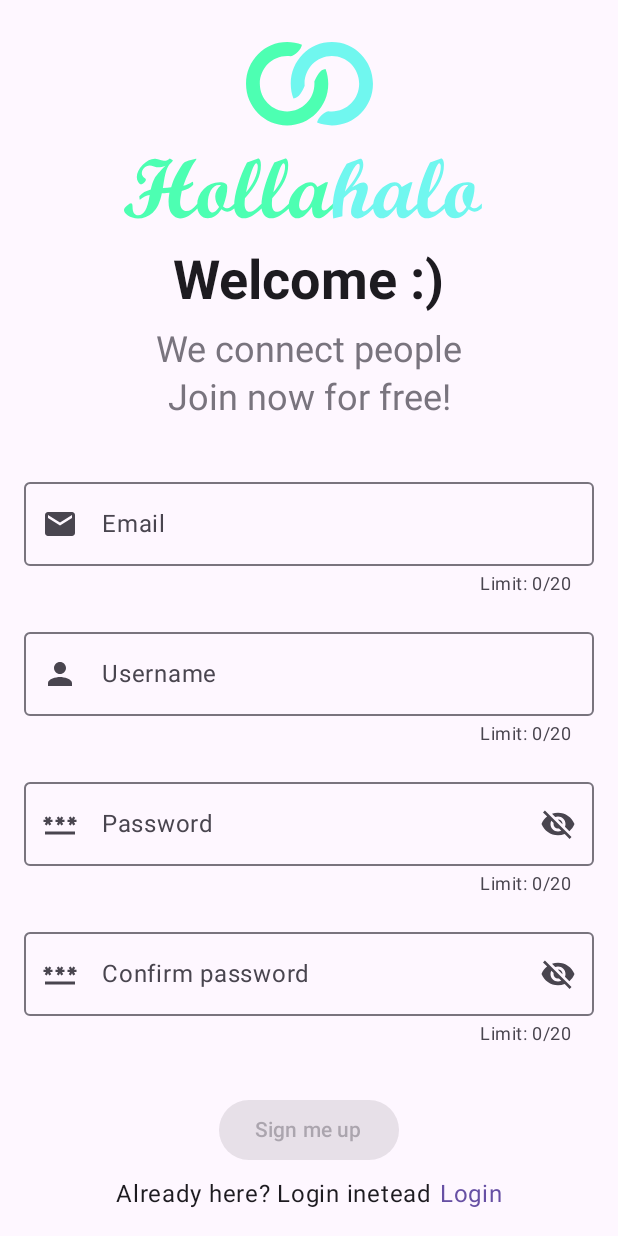
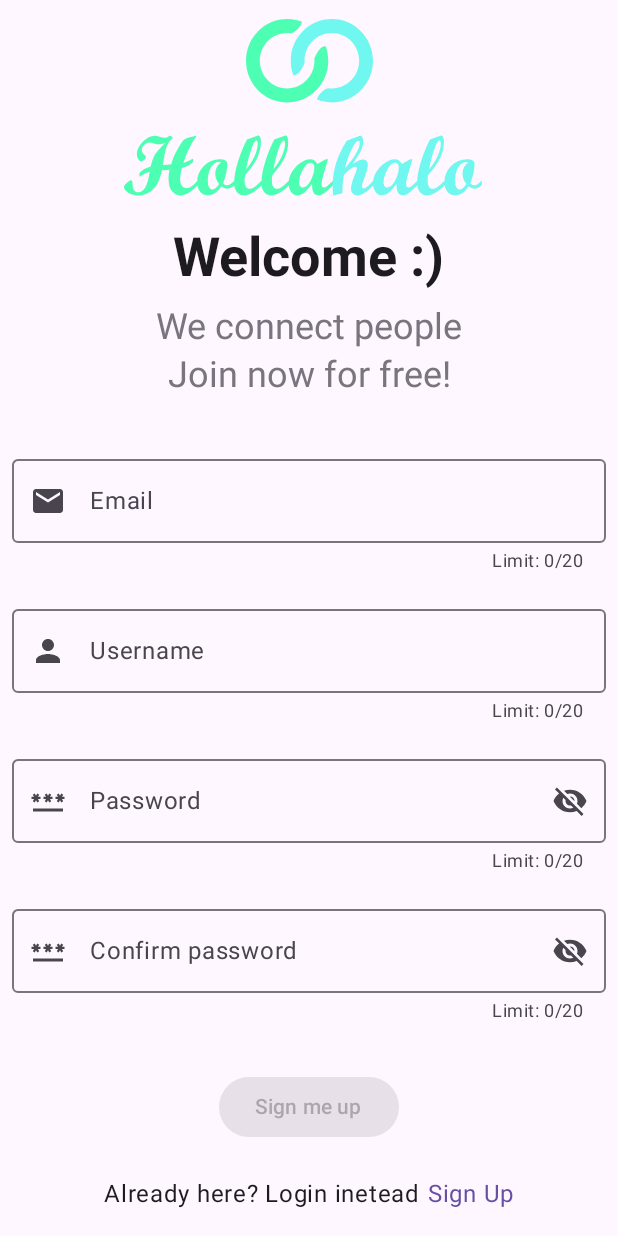
Before and after one commit to Aldikitta/HaloSocialNetwork, an Android app built with Jetpack Compose: the RegisterScreen screen opened through its navigation route, on a phone screen of 412 x 824 dp. Run offline under Robolectric (Android 15) with nearby library versions, the phone set to English and light mode, and no system bars; our stand-ins replace Dagger/Hilt's generated code.

Commit message:
implemented register screen finish

```diff
--- a/app/src/main/java/com/aldikitta/hollahalo/presentation/auth/login/LoginScreen.kt
+++ b/app/src/main/java/com/aldikitta/hollahalo/presentation/auth/login/LoginScreen.kt
@@ -1,11 +1,8 @@
 package com.aldikitta.hollahalo.presentation.auth.login
 
-import androidx.compose.foundation.Image
-import androidx.compose.foundation.clickable
+import androidx.compose.foundation.*
 import androidx.compose.foundation.gestures.rememberScrollableState
 import androidx.compose.foundation.layout.*
-import androidx.compose.foundation.rememberScrollState
-import androidx.compose.foundation.verticalScroll
 import androidx.compose.material.icons.Icons
 import androidx.compose.material.icons.filled.*
 import androidx.compose.material.icons.outlined.Cancel
@@ -13,6 +10,9 @@ import androidx.compose.material3.*
 import androidx.compose.runtime.*
 import androidx.compose.ui.Alignment
 import androidx.compose.ui.Modifier
+import androidx.compose.ui.draw.clip
+import androidx.compose.ui.draw.clipToBounds
+import androidx.compose.ui.graphics.Shape
 import androidx.compose.ui.res.painterResource
 import androidx.compose.ui.res.stringResource
 import androidx.compose.ui.text.font.FontWeight
@@ -38,16 +38,14 @@ fun LoginScreen(
 ) {
     val loginUiState by loginViewModel.loginUiState.collectAsStateWithLifecycle()
 
-    val scrollState = rememberScrollState()
-    Box(
+    Column(
         modifier = Modifier
             .fillMaxSize()
+            .verticalScroll(rememberScrollState()),
+        verticalArrangement = Arrangement.SpaceBetween
     ) {
         Column(
-            modifier = Modifier
-                .fillMaxSize()
-                .padding(horizontal = MaterialTheme.spacing.small)
-                .verticalScroll(scrollState),
+            modifier = Modifier.systemBarsPadding(),
             verticalArrangement = Arrangement.Center,
             horizontalAlignment = Alignment.CenterHorizontally
         ) {
@@ -93,7 +91,7 @@ fun LoginScreen(
                 onValueChange = { password ->
                     loginViewModel.onEvent(
                         LoginUiEvent.PasswordInputText(password),
-                                      )
+                    )
                     loginViewModel.onEvent(
                         LoginUiEvent.ValidatePassword(
                             password = loginUiState.passwordText
@@ -120,7 +118,11 @@ fun LoginScreen(
                             }
                         }
                         IconButton(onClick = {
-                            loginViewModel.onEvent(LoginUiEvent.ToggleVisibilityClick(loginUiState.toggleVisibility))
+                            loginViewModel.onEvent(
+                                LoginUiEvent.ToggleVisibilityClick(
+                                    loginUiState.toggleVisibility
+                                )
+                            )
                         }) {
                             Icon(
                                 imageVector = if (loginUiState.toggleVisibility) Icons.Filled.Visibility else Icons.Filled.VisibilityOff,
@@ -194,13 +196,15 @@ fun LoginScreen(
         Row(
             modifier = Modifier
                 .padding(MaterialTheme.spacing.medium)
-                .align(Alignment.BottomCenter)
+                .fillMaxWidth()
+                .navigationBarsPadding(),
+            horizontalArrangement = Arrangement.Center
 
         ) {
             Text(text = stringResource(id = R.string.new_here))
             Text(
                 modifier = Modifier.clickable {
-                    navController.navigate(Screen.RegisterScreen.route){
+                    navController.navigate(Screen.RegisterScreen.route) {
 //                        popUpToId { inclusive = true }
                     }
                 },
@@ -209,4 +213,6 @@ fun LoginScreen(
             )
         }
     }
+
+
 }
--- a/app/src/main/java/com/aldikitta/hollahalo/presentation/auth/register/RegisterScreen.kt
+++ b/app/src/main/java/com/aldikitta/hollahalo/presentation/auth/register/RegisterScreen.kt
@@ -24,22 +24,25 @@ import com.aldikitta.hollahalo.R
 import com.aldikitta.hollahalo.presentation.auth.composable.GreetingAuth
 import com.aldikitta.hollahalo.presentation.auth.composable.SocialTextField
 import com.aldikitta.hollahalo.presentation.ui.theme.spacing
+import com.aldikitta.hollahalo.presentation.util.Screen
 
 @OptIn(ExperimentalLifecycleComposeApi::class)
 @Composable
 fun RegisterScreen(
-    navController: NavController, registerViewModel: RegisterViewModel = hiltViewModel()
+    navController: NavController,
+    registerViewModel: RegisterViewModel = hiltViewModel()
 ) {
     val registerUiState by registerViewModel.registerUiState.collectAsStateWithLifecycle()
-    val scrollState = rememberScrollState()
-    Box(
-        modifier = Modifier.fillMaxSize(),
+
+    Column(
+        modifier = Modifier
+            .fillMaxSize()
+            .verticalScroll(rememberScrollState()),
+        verticalArrangement = Arrangement.SpaceBetween
     ) {
         Column(
             modifier = Modifier
-                .fillMaxSize()
-                .padding(horizontal = MaterialTheme.spacing.small)
-                .verticalScroll(scrollState),
+                .systemBarsPadding(),
             verticalArrangement = Arrangement.Center,
             horizontalAlignment = Alignment.CenterHorizontally
         ) {
@@ -47,7 +50,8 @@ fun RegisterScreen(
                 header = stringResource(id = R.string.welcome),
                 subHeader = stringResource(id = R.string.your_new_here),
             )
-            SocialTextField(text = registerUiState.emailText,
+            SocialTextField(
+                text = registerUiState.emailText,
                 onValueChange = { email ->
                     registerViewModel.onEvent(RegisterUiEvent.EmailInputText(email))
                     registerViewModel.onEvent(
@@ -229,21 +233,26 @@ fun RegisterScreen(
             ) {
                 Text(text = stringResource(id = R.string.sign_me_up))
             }
-            Spacer(modifier = Modifier.height(MaterialTheme.spacing.large))
-
         }
         Row(
             modifier = Modifier
                 .padding(MaterialTheme.spacing.medium)
-                .align(Alignment.BottomCenter)
+                .fillMaxWidth()
+                .navigationBarsPadding(),
+            horizontalArrangement = Arrangement.Center
 
         ) {
             Text(text = stringResource(id = R.string.already_here))
             Text(
-                modifier = Modifier.clickable { navController.navigateUp() },
-                text = stringResource(id = R.string.login_instead),
+                modifier = Modifier.clickable {
+                    //                    navController.navigateUp()
+                    navController.navigate(route = Screen.MainFeedScreen.route)
+                },
+                text = stringResource(id = R.string.apply),
                 color = MaterialTheme.colorScheme.primary
             )
         }
     }
+
+
 }
--- a/app/src/main/java/com/aldikitta/hollahalo/presentation/ui/theme/Theme.kt
+++ b/app/src/main/java/com/aldikitta/hollahalo/presentation/ui/theme/Theme.kt
@@ -132,7 +132,7 @@ fun HollaHaloTheme(
             val activity  = view.context as Activity
 //            activity.window.statusBarColor = colorScheme.background.toArgb()
             WindowCompat.getInsetsController(activity.window, view).isAppearanceLightStatusBars = !darkTheme
-
+            WindowCompat.getInsetsController(activity.window, view).isAppearanceLightNavigationBars = !darkTheme
 
 //            (view.context as Activity).window.statusBarColor = colorScheme.primary.toArgb()
 //            ViewCompat.getWindowInsetsController(view)?.isAppearanceLightStatusBars = darkTheme
--- a/app/src/main/java/com/aldikitta/hollahalo/presentation/util/Navigation.kt
+++ b/app/src/main/java/com/aldikitta/hollahalo/presentation/util/Navigation.kt
@@ -6,6 +6,7 @@ import androidx.navigation.compose.composable
 import androidx.navigation.compose.rememberNavController
 import com.aldikitta.hollahalo.presentation.auth.login.LoginScreen
 import com.aldikitta.hollahalo.presentation.auth.register.RegisterScreen
+import com.aldikitta.hollahalo.presentation.feed.home.HomeScreen
 
 @Composable
 fun Navigation() {
@@ -20,5 +21,8 @@ fun Navigation() {
         composable(route = Screen.RegisterScreen.route){
             RegisterScreen(navController)
         }
+        composable(route = Screen.MainFeedScreen.route){
+            HomeScreen(navController)
+        }
     }
 }
```
Also changed, not shown: app/src/main/java/com/aldikitta/hollahalo/presentation/feed/home/HomeScreen.kt (added, +144 -0 lines).
